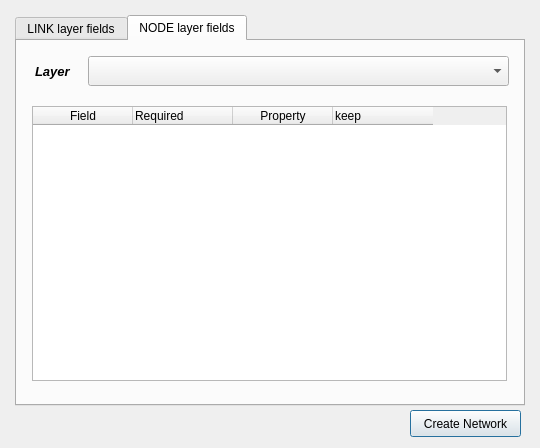
Qt form forms/ui_transponet_construction.ui (AequilibraE/qaequilibrae) before a commit.
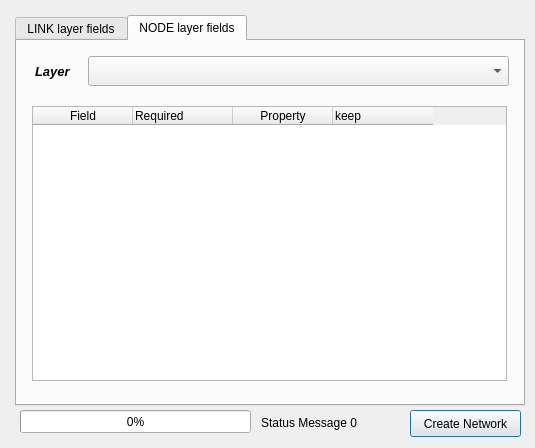
The same form after that commit. Custom widgets are drawn as their Qt base class.

Commit message: Transponet now has threaded interface and basic error catching tested only on QGIS 2.18.0 64 bits on Windows 10

What changed in the file:
```diff
--- a/forms/ui_transponet_construction.ui
+++ b/forms/ui_transponet_construction.ui
@@ -6,7 +6,7 @@
    <rect>
     <x>0</x>
     <y>0</y>
-    <width>540</width>
+    <width>535</width>
     <height>448</height>
    </rect>
   </property>
@@ -177,6 +177,84 @@
     <string>Create Network</string>
    </property>
   </widget>
+  <widget class="QProgressBar" name="progressbar">
+   <property name="enabled">
+    <bool>true</bool>
+   </property>
+   <property name="geometry">
+    <rect>
+     <x>20</x>
+     <y>410</y>
+     <width>231</width>
+     <height>23</height>
+    </rect>
+   </property>
+   <property name="palette">
+    <palette>
+     <active>
+      <colorrole role="Highlight">
+       <brush brushstyle="SolidPattern">
+        <color alpha="255">
+         <red>0</red>
+         <green>170</green>
+         <blue>0</blue>
+        </color>
+       </brush>
+      </colorrole>
+     </active>
+     <inactive>
+      <colorrole role="Highlight">
+       <brush brushstyle="SolidPattern">
+        <color alpha="255">
+         <red>240</red>
+         <green>240</green>
+         <blue>240</blue>
+        </color>
+       </brush>
+      </colorrole>
+     </inactive>
+     <disabled>
+      <colorrole role="Highlight">
+       <brush brushstyle="SolidPattern">
+        <color alpha="255">
+         <red>51</red>
+         <green>153</green>
+         <blue>255</blue>
+        </color>
+       </brush>
+      </colorrole>
+     </disabled>
+    </palette>
+   </property>
+   <property name="value">
+    <number>0</number>
+   </property>
+   <property name="textVisible">
+    <bool>true</bool>
+   </property>
+  </widget>
+  <widget class="QLabel" name="progress_label">
+   <property name="geometry">
+    <rect>
+     <x>261</x>
+     <y>412</y>
+     <width>261</width>
+     <height>21</height>
+    </rect>
+   </property>
+   <property name="font">
+    <font>
+     <pointsize>9</pointsize>
+    </font>
+   </property>
+   <property name="text">
+    <string>Status Message 0</string>
+   </property>
+  </widget>
+  <zorder>progress_label</zorder>
+  <zorder>tabs_list_widget</zorder>
+  <zorder>but_create_network_file</zorder>
+  <zorder>progressbar</zorder>
  </widget>
  <customwidgets>
   <customwidget>
```
The commit also changes 2 other files.
